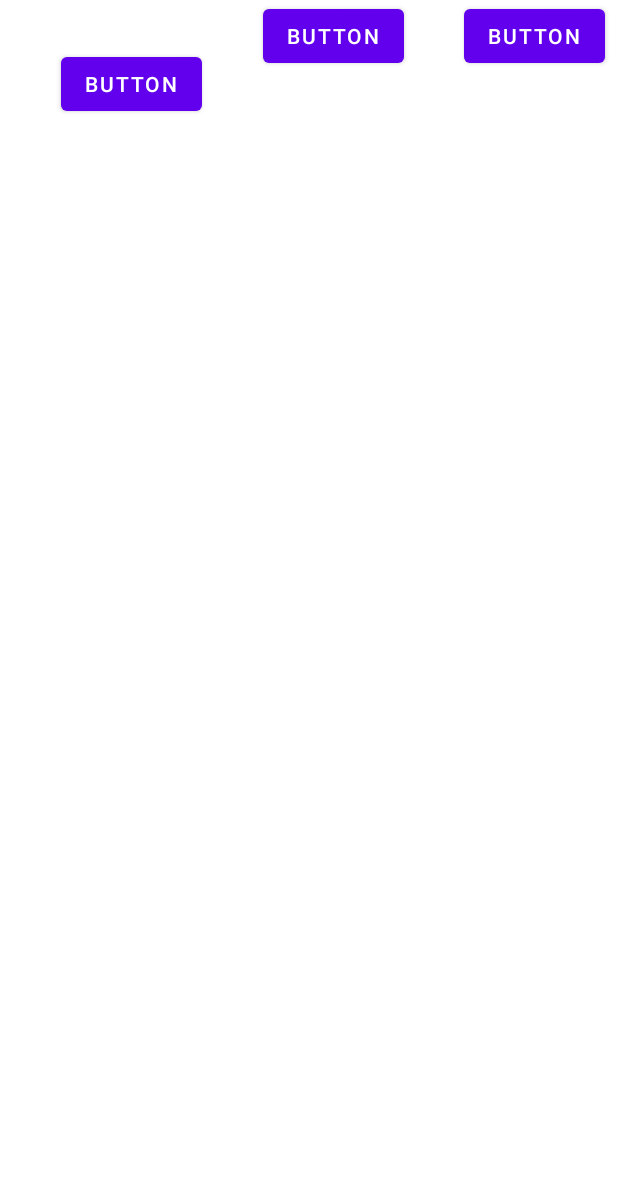
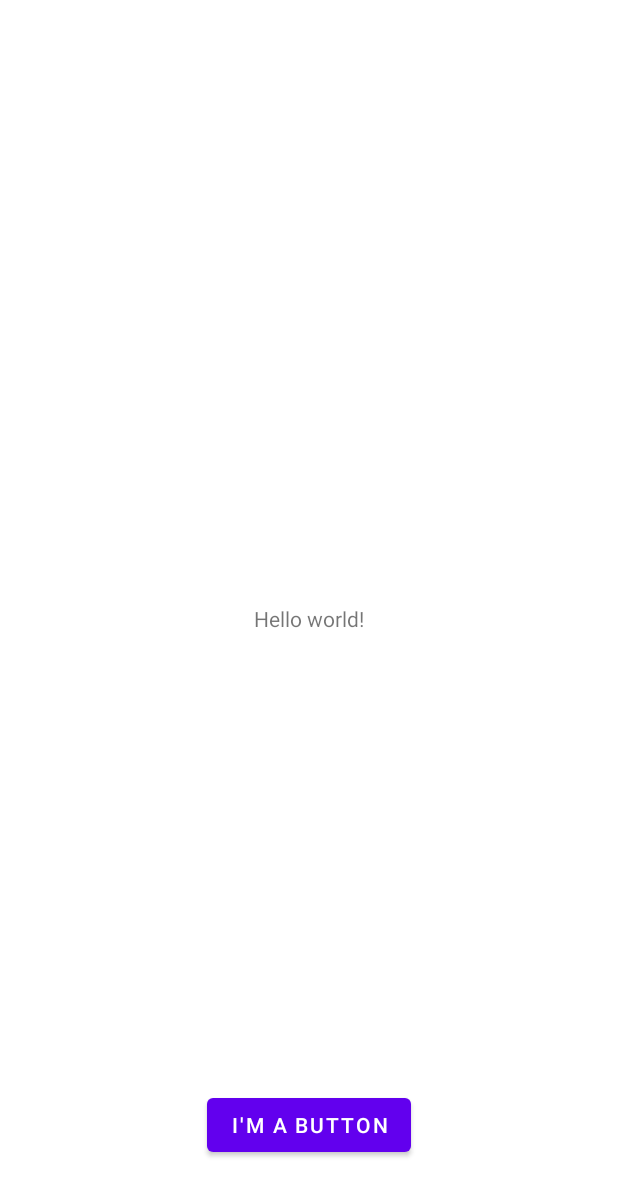
Before and after one commit to PineappleConure/Android_Labs, an Android app: the MainActivity screen opened directly, with no data from a screen before it, on a phone screen of 412 x 824 dp. Shown: the top 1196 px of the screen. Run offline under Robolectric (Android 15) with nearby library versions, the phone set to English and light mode, and no system bars.

Commit message:
Revert "Finished step 2"
This reverts commit a711b3208f21ad532b852bedb739df1b573d757a.

```diff
--- a/app/src/main/res/layout/activity_main.xml
+++ b/app/src/main/res/layout/activity_main.xml
@@ -6,37 +6,23 @@
     android:layout_height="match_parent"
     tools:context=".MainActivity">
 
-    <Button
-        android:id="@+id/button2"
+    <TextView
         android:layout_width="wrap_content"
         android:layout_height="wrap_content"
-        android:layout_marginStart="32dp"
-        android:text="Button"
-        app:layout_constraintEnd_toStartOf="@+id/button3"
-        app:layout_constraintHorizontal_bias="0.5"
-        app:layout_constraintStart_toEndOf="@+id/button"
-        tools:layout_editor_absoluteY="33dp" />
-
-    <Button
-        android:id="@+id/button"
-        android:layout_width="wrap_content"
-        android:layout_height="wrap_content"
-        android:layout_marginStart="32dp"
-        android:layout_marginTop="32dp"
-        android:text="Button"
-        app:layout_constraintEnd_toStartOf="@+id/button2"
-        app:layout_constraintHorizontal_bias="0.5"
+        android:text="@string/hello_message"
+        app:layout_constraintBottom_toBottomOf="parent"
+        app:layout_constraintEnd_toEndOf="parent"
         app:layout_constraintStart_toStartOf="parent"
         app:layout_constraintTop_toTopOf="parent" />
 
     <Button
-        android:id="@+id/button3"
         android:layout_width="wrap_content"
         android:layout_height="wrap_content"
-        android:layout_marginStart="32dp"
-        android:text="Button"
+        android:layout_marginBottom="50dp"
+        android:text="@string/button_message"
+        app:layout_constraintBottom_toBottomOf="parent"
         app:layout_constraintEnd_toEndOf="parent"
         app:layout_constraintHorizontal_bias="0.5"
-        app:layout_constraintStart_toEndOf="@+id/button2"
-        tools:layout_editor_absoluteY="33dp" />
+        app:layout_constraintStart_toStartOf="parent" />
+
 </androidx.constraintlayout.widget.ConstraintLayout>
```
